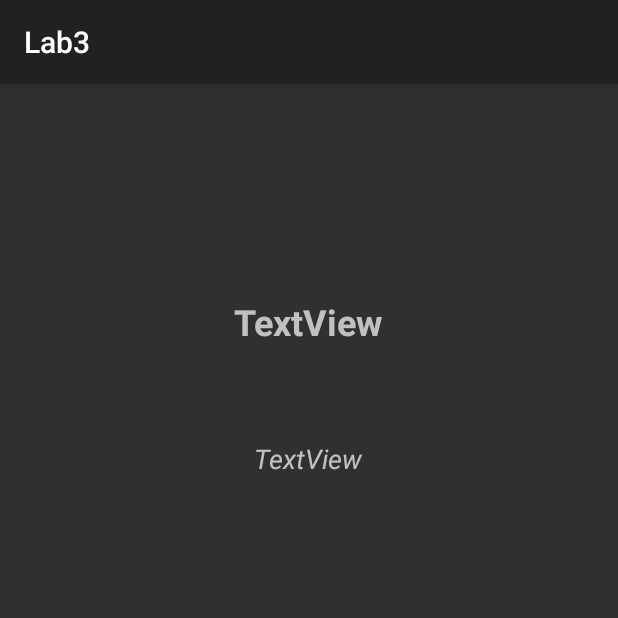
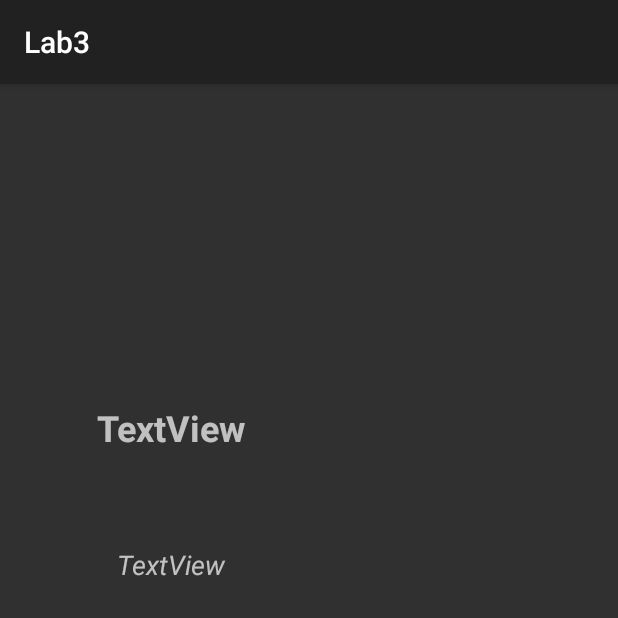
Before and after one commit to SitnGit/MPiP_Lab3, an Android app: the fragment SecondFragment placed in its activity, on a phone screen of 412 x 824 dp, the top half of it. Run offline under Robolectric (Android 15) with nearby library versions, the phone set to English and light mode, and no system bars; our stand-ins replace Room's generated code; pictures from the network do not load; 2 statements that could not run were skipped.

Commit message:
Lab3: Finished

```diff
--- a/app/src/main/java/com/example/lab3/FirstFragment.kt
+++ b/app/src/main/java/com/example/lab3/fragments/FirstFragment.kt
@@ -1,4 +1,4 @@
-package com.example.lab3
+package com.example.lab3.fragments
 
 import android.content.Context
 import android.os.Bundle
@@ -6,7 +6,6 @@ import androidx.fragment.app.Fragment
 import android.view.LayoutInflater
 import android.view.View
 import android.view.ViewGroup
-import android.view.inputmethod.EditorInfo
 import android.view.inputmethod.InputMethodManager
 import android.widget.EditText
 import android.widget.Toast
@@ -18,8 +17,10 @@ import com.example.lab3.api.OMDbApiClient
 import com.example.lab3.models.MovieList
 import android.app.Activity
 import android.util.Log
+import android.widget.Button
 import androidx.lifecycle.ViewModelProvider
 import androidx.navigation.fragment.findNavController
+import com.example.lab3.R
 import com.example.lab3.models.Movie
 import com.example.lab3.viewmodels.FirstViewModel
 
@@ -61,19 +62,12 @@ class FirstFragment : Fragment() {
         (recyclerView.getLayoutManager() as LinearLayoutManager).stackFromEnd = true
 
         val searchBar: EditText = view.findViewById(R.id.search)
-
-        searchBar.setOnEditorActionListener{ v, actionId, event ->
-            if(actionId == EditorInfo.IME_ACTION_DONE || actionId == EditorInfo.IME_ACTION_NEXT){
-                val title: String = searchBar.text.toString()
-                hideKeyboard()
-                firstViewModel.findMoviesByTitle(title)
-                recyclerView.scrollToPosition(0)
-                true
-            }
-            else {
-                Toast.makeText(activity, "Error!", Toast.LENGTH_LONG).show()
-                false
-            }
+        val button: Button = view.findViewById(R.id.button)
+        button.setOnClickListener{
+            val title: String = searchBar.text.toString()
+            hideKeyboard()
+            firstViewModel.findMoviesByTitle(title)
+            recyclerView.scrollToPosition(0)
         }
     }
 
--- a/app/src/main/java/com/example/lab3/SecondFragment.kt
+++ b/app/src/main/java/com/example/lab3/fragments/SecondFragment.kt
@@ -1,4 +1,4 @@
-package com.example.lab3
+package com.example.lab3.fragments
 
 import android.os.Bundle
 import androidx.fragment.app.Fragment
@@ -9,6 +9,7 @@ import android.widget.ImageView
 import android.widget.TextView
 import androidx.lifecycle.ViewModelProvider
 import com.bumptech.glide.Glide
+import com.example.lab3.R
 import com.example.lab3.models.Movie
 import com.example.lab3.viewmodels.SecondViewModel
 
--- a/app/src/main/res/layout/fragment_second.xml
+++ b/app/src/main/res/layout/fragment_second.xml
@@ -4,7 +4,7 @@
     xmlns:tools="http://schemas.android.com/tools"
     android:layout_width="match_parent"
     android:layout_height="match_parent"
-    tools:context=".SecondFragment">
+    tools:context=".fragments.SecondFragment">
 
     <androidx.constraintlayout.widget.ConstraintLayout
         android:layout_width="match_parent"
@@ -14,28 +14,28 @@
             android:id="@+id/Image"
             android:layout_width="150dp"
             android:layout_height="100dp"
+            android:layout_marginStart="4dp"
+
             app:layout_constraintBottom_toBottomOf="parent"
-            app:layout_constraintEnd_toEndOf="parent"
-            app:layout_constraintHorizontal_bias="0.498"
             app:layout_constraintStart_toStartOf="parent"
             app:layout_constraintTop_toTopOf="parent"
-            app:layout_constraintVertical_bias="0.063"
+            app:layout_constraintVertical_bias="0.025"
             tools:src="@tools:sample/avatars" />
 
         <TextView
             android:id="@+id/Title"
             android:layout_width="228dp"
             android:layout_height="95dp"
+            android:layout_marginBottom="460dp"
             android:text="TextView"
             android:textAlignment="center"
             android:textSize="24sp"
             android:textStyle="bold"
             app:layout_constraintBottom_toBottomOf="parent"
             app:layout_constraintEnd_toEndOf="parent"
-            app:layout_constraintHorizontal_bias="0.497"
-            app:layout_constraintStart_toStartOf="parent"
-            app:layout_constraintTop_toBottomOf="@+id/Image"
-            app:layout_constraintVertical_bias="0.0" />
+            app:layout_constraintHorizontal_bias="0.0"
+
+            app:layout_constraintStart_toStartOf="parent" />
 
         <TextView
             android:id="@+id/Year"
@@ -47,7 +47,7 @@
             android:textStyle="italic"
             app:layout_constraintBottom_toBottomOf="parent"
             app:layout_constraintEnd_toEndOf="parent"
-            app:layout_constraintHorizontal_bias="0.494"
+            app:layout_constraintHorizontal_bias="0.0"
             app:layout_constraintStart_toStartOf="parent"
             app:layout_constraintTop_toBottomOf="@+id/Title"
             app:layout_constraintVertical_bias="0.0" />
--- a/app/src/main/res/navigation/nav_graph.xml
+++ b/app/src/main/res/navigation/nav_graph.xml
@@ -7,7 +7,7 @@
 
     <fragment
         android:id="@+id/firstFragment"
-        android:name="com.example.lab3.FirstFragment"
+        android:name="com.example.lab3.fragments.FirstFragment"
         android:label="fragment_first"
         tools:layout="@layout/fragment_first" >
         <action
@@ -16,7 +16,7 @@
     </fragment>
     <fragment
         android:id="@+id/secondFragment"
-        android:name="com.example.lab3.SecondFragment"
+        android:name="com.example.lab3.fragments.SecondFragment"
         android:label="fragment_second"
         tools:layout="@layout/fragment_second" >
         <argument
--- a/app/src/main/res/values-night/themes.xml
+++ b/app/src/main/res/values-night/themes.xml
@@ -1,14 +1,14 @@
 <resources xmlns:tools="http://schemas.android.com/tools">
     <!-- Base application theme. -->
-    <style name="Theme.186010_Lab3_MPIP" parent="Theme.MaterialComponents.DayNight.DarkActionBar">
+    <style name="Theme.Lab3" parent="Theme.MaterialComponents.DayNight.DarkActionBar">
         <!-- Primary brand color. -->
         <item name="colorPrimary">@color/purple_200</item>
         <item name="colorPrimaryVariant">@color/purple_700</item>
-        <item name="colorOnPrimary">@color/black</item>
+        <item name="colorOnPrimary">@color/white</item>
         <!-- Secondary brand color. -->
         <item name="colorSecondary">@color/teal_200</item>
         <item name="colorSecondaryVariant">@color/teal_200</item>
-        <item name="colorOnSecondary">@color/black</item>
+        <item name="colorOnSecondary">@color/white</item>
         <!-- Status bar color. -->
         <item name="android:statusBarColor" tools:targetApi="l">?attr/colorPrimaryVariant</item>
         <!-- Customize your theme here. -->
--- a/app/src/main/res/values/strings.xml
+++ b/app/src/main/res/values/strings.xml
@@ -1,5 +1,5 @@
 <resources>
-    <string name="app_name">186010_Lab3_MPIP</string>
+    <string name="app_name">Lab3</string>
     <!-- TODO: Remove or change this placeholder text -->
     <string name="hello_blank_fragment">Hello blank fragment</string>
 </resources>
--- a/app/src/main/res/values/themes.xml
+++ b/app/src/main/res/values/themes.xml
@@ -1,6 +1,6 @@
 <resources xmlns:tools="http://schemas.android.com/tools">
     <!-- Base application theme. -->
-    <style name="Theme.186010_Lab3_MPIP" parent="Theme.MaterialComponents.DayNight.DarkActionBar">
+    <style name="Theme.Lab3" parent="Theme.MaterialComponents.DayNight.DarkActionBar">
         <!-- Primary brand color. -->
         <item name="colorPrimary">@color/purple_500</item>
         <item name="colorPrimaryVariant">@color/purple_700</item>
```
Also changed, not shown: app/build.gradle (+4 -9 lines), app/src/main/res/layout/fragment_first.xml (+13 -3 lines), 1 other file.
